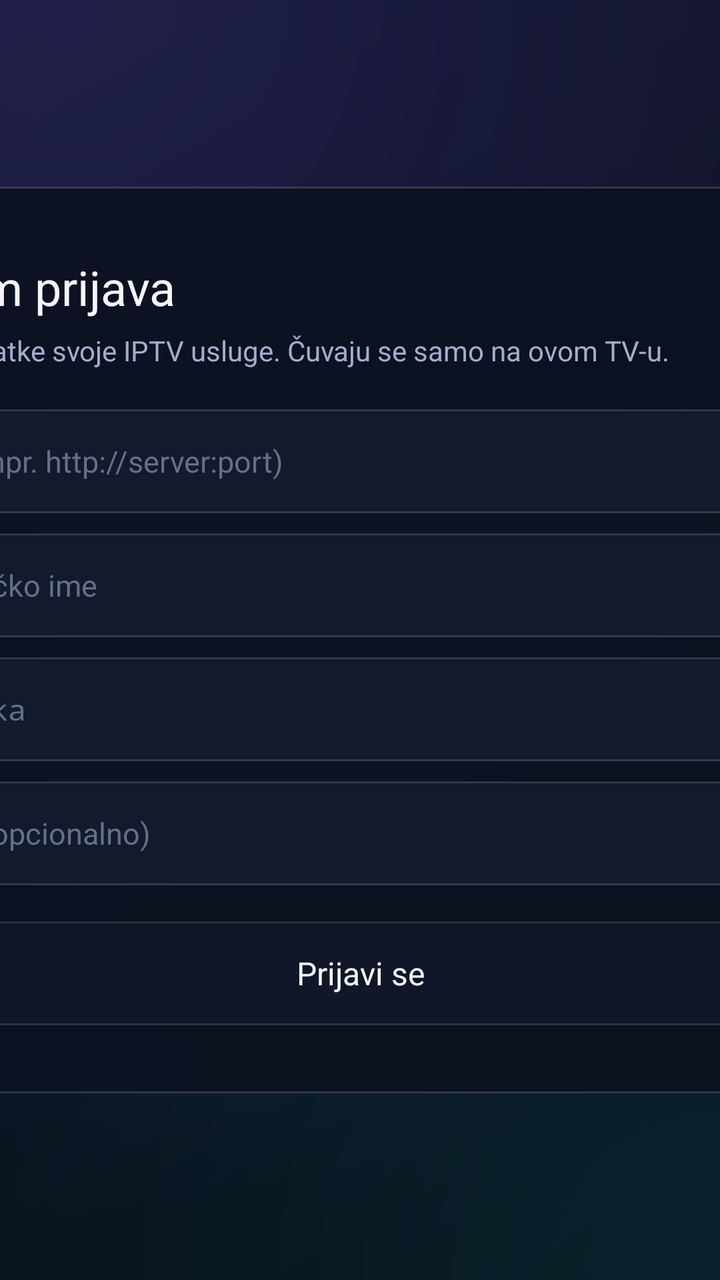
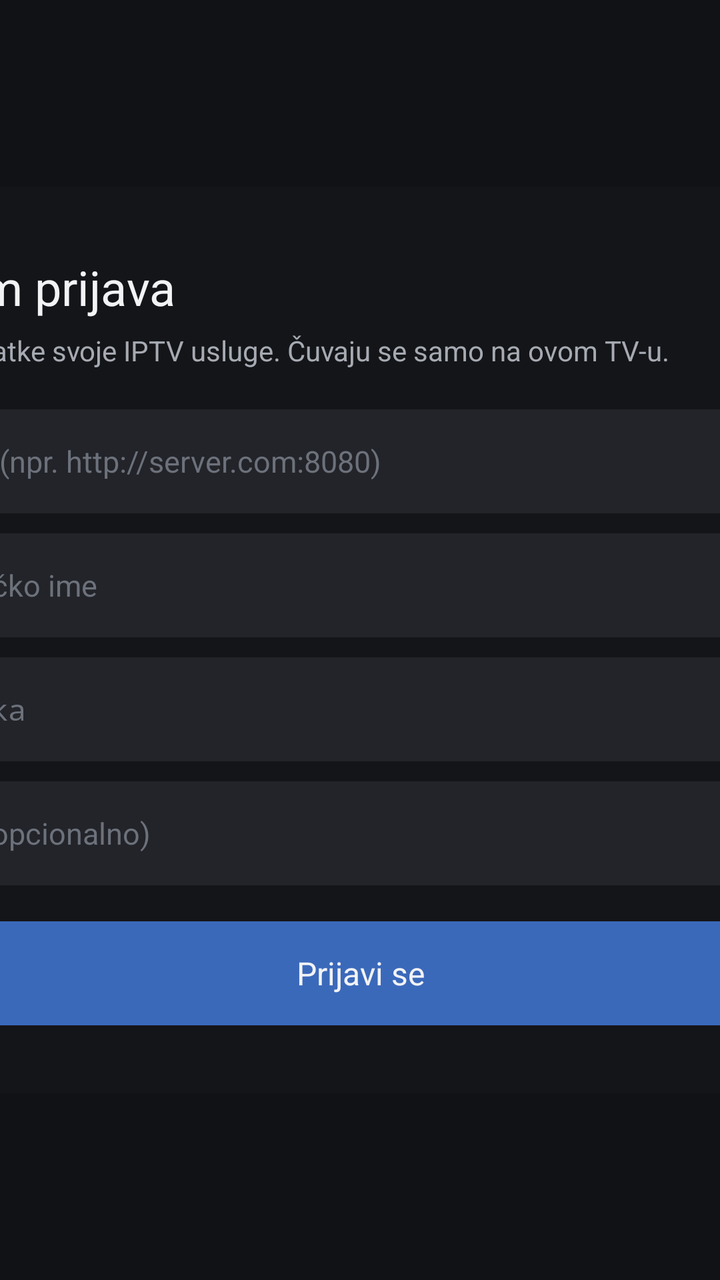

The first picture is an Android layout as it rendered before a commit; the second is the same layout after the commit. The layout source and the unified diff follow.
<!-- AndroidManifest.xml: activity theme Theme.Lumen -->
<!-- res/layout/activity_xtream.xml -->
<?xml version="1.0" encoding="utf-8"?>
<FrameLayout xmlns:android="http://schemas.android.com/apk/res/android"
    android:layout_width="match_parent"
    android:layout_height="match_parent">

    <ScrollView
        android:layout_width="560dp"
        android:layout_height="wrap_content"
        android:layout_gravity="center"
        android:scrollbars="none">

        <LinearLayout
            android:layout_width="match_parent"
            android:layout_height="wrap_content"
            android:background="@drawable/bg_panel"
            android:orientation="vertical"
            android:padding="34dp">

            <TextView
                android:layout_width="wrap_content"
                android:layout_height="wrap_content"
                android:tag="bold"
                android:text="Xtream prijava"
                android:textColor="@color/text"
                android:textSize="24sp" />

            <TextView
                android:layout_width="match_parent"
                android:layout_height="wrap_content"
                android:layout_marginTop="6dp"
                android:text="Unesi podatke svoje IPTV usluge. Čuvaju se samo na ovom TV-u."
                android:textColor="@color/text_2"
                android:textSize="14sp" />

            <EditText
                android:id="@+id/in_host"
                android:layout_width="match_parent"
                android:layout_height="52dp"
                android:layout_marginTop="20dp"
                android:background="@drawable/bg_input"
                android:hint="Host  (npr. http://server:port)"
                android:imeOptions="actionNext|flagNoExtractUi"
                android:inputType="textUri"
                android:maxLines="1"
                android:paddingStart="16dp"
                android:paddingEnd="16dp"
                android:textColor="@color/text"
                android:textColorHint="@color/text_3"
                android:textSize="15sp" />

            <EditText
                android:id="@+id/in_user"
                android:layout_width="match_parent"
                android:layout_height="52dp"
                android:layout_marginTop="10dp"
                android:background="@drawable/bg_input"
                android:hint="Korisničko ime"
                android:imeOptions="actionNext|flagNoExtractUi"
                android:inputType="text"
                android:maxLines="1"
                android:paddingStart="16dp"
                android:paddingEnd="16dp"
                android:textColor="@color/text"
                android:textColorHint="@color/text_3"
                android:textSize="15sp" />

            <EditText
                android:id="@+id/in_pass"
                android:layout_width="match_parent"
                android:layout_height="52dp"
                android:layout_marginTop="10dp"
                android:background="@drawable/bg_input"
                android:hint="Lozinka"
                android:imeOptions="actionNext|flagNoExtractUi"
                android:inputType="textPassword"
                android:maxLines="1"
                android:paddingStart="16dp"
                android:paddingEnd="16dp"
                android:textColor="@color/text"
                android:textColorHint="@color/text_3"
                android:textSize="15sp" />

            <EditText
                android:id="@+id/in_name"
                android:layout_width="match_parent"
                android:layout_height="52dp"
                android:layout_marginTop="10dp"
                android:background="@drawable/bg_input"
                android:hint="Naziv (opcionalno)"
                android:imeOptions="actionDone|flagNoExtractUi"
                android:inputType="text"
                android:maxLines="1"
                android:paddingStart="16dp"
                android:paddingEnd="16dp"
                android:textColor="@color/text"
                android:textColorHint="@color/text_3"
                android:textSize="15sp" />

            <TextView
                android:id="@+id/btn_login"
                android:layout_width="match_parent"
                android:layout_height="52dp"
                android:layout_marginTop="18dp"
                android:background="@drawable/bg_button"
                android:clickable="true"
                android:focusable="true"
                android:gravity="center"
                android:tag="semibold"
                android:text="Prijavi se"
                android:textColor="@color/text"
                android:textSize="16sp" />
        </LinearLayout>
    </ScrollView>
</FrameLayout>
<!-- resources referenced by this layout -->
<resources>
  <color name="text">#F4F6FB</color>
  <color name="text_2">#A3AECA</color>
  <color name="text_3">#64708A</color>
  <!-- drawable bg_button (drawable) -->
  <?xml version="1.0" encoding="utf-8"?>
  <selector xmlns:android="http://schemas.android.com/apk/res/android">
      <item android:state_focused="true">
          <shape android:shape="rectangle">
              <corners android:radius="24dp" />
              <gradient android:angle="0" android:startColor="@color/accent" android:endColor="#4F7CF0" />
          </shape>
      </item>
      <item>
          <shape android:shape="rectangle">
              <corners android:radius="24dp" />
              <solid android:color="#B3121A2B" />
              <stroke android:width="1dp" android:color="#1FFFFFFF" />
          </shape>
      </item>
  </selector>
  <!-- drawable bg_input (drawable) -->
  <?xml version="1.0" encoding="utf-8"?>
  <selector xmlns:android="http://schemas.android.com/apk/res/android">
      <item android:state_focused="true">
          <shape android:shape="rectangle">
              <corners android:radius="14dp" />
              <solid android:color="@color/surface_2" />
              <stroke android:width="2dp" android:color="@color/accent_2" />
          </shape>
      </item>
      <item>
          <shape android:shape="rectangle">
              <corners android:radius="14dp" />
              <solid android:color="@color/surface" />
              <stroke android:width="1dp" android:color="#26FFFFFF" />
          </shape>
      </item>
  </selector>
  <!-- drawable bg_panel (drawable) -->
  <?xml version="1.0" encoding="utf-8"?>
  <shape xmlns:android="http://schemas.android.com/apk/res/android" android:shape="rectangle">
      <corners android:radius="22dp" />
      <solid android:color="#E60B1120" />
      <stroke android:width="1dp" android:color="#26FFFFFF" />
  </shape>
  <style name="Theme.Lumen" parent="@android:style/Theme.Material.NoActionBar.Fullscreen">
          <item name="android:windowBackground">@drawable/bg_app</item>
          <item name="android:colorPrimary">@color/accent</item>
          <item name="android:colorPrimaryDark">@color/bg_deep</item>
          <item name="android:colorAccent">@color/accent_2</item>
          <item name="android:textColorPrimary">@color/text</item>
          <item name="android:textColorSecondary">@color/text_2</item>
          <item name="android:textColorHint">@color/text_3</item>
          <item name="android:windowContentOverlay">@null</item>
          <item name="android:windowNoTitle">true</item>
          <item name="android:colorBackground">@color/bg</item>
      </style>
  <color name="accent">#7C5CFF</color>
  <color name="surface_2">#1A2439</color>
  <color name="accent_2">#22D3EE</color>
  <color name="surface">#121A2B</color>
  <!-- drawable bg_app (drawable) -->
  <?xml version="1.0" encoding="utf-8"?>
  <layer-list xmlns:android="http://schemas.android.com/apk/res/android">
      <item>
          <shape android:shape="rectangle">
              <gradient android:angle="315" android:startColor="#0B1222" android:centerColor="#080D19" android:endColor="#05080F" />
          </shape>
      </item>
      <item>
          <shape android:shape="rectangle">
              <gradient android:type="radial" android:centerX="0.08" android:centerY="0.0"
                  android:gradientRadius="620dp" android:startColor="#2E7C5CFF" android:endColor="#007C5CFF" />
          </shape>
      </item>
      <item>
          <shape android:shape="rectangle">
              <gradient android:type="radial" android:centerX="1.0" android:centerY="1.0"
                  android:gradientRadius="560dp" android:startColor="#1F22D3EE" android:endColor="#0022D3EE" />
          </shape>
      </item>
  </layer-list>
  <color name="bg_deep">#05080F</color>
  <color name="bg">#0A0F1C</color>
</resources>

<!-- the commit's change to res/layout/activity_xtream.xml (unified diff, before → after) -->
@@ -17,6 +17,7 @@
             android:padding="34dp">
 
             <TextView
+                android:id="@+id/form_title"
                 android:layout_width="wrap_content"
                 android:layout_height="wrap_content"
                 android:tag="bold"
@@ -25,9 +26,11 @@
                 android:textSize="24sp" />
 
             <TextView
+                android:id="@+id/form_sub"
                 android:layout_width="match_parent"
                 android:layout_height="wrap_content"
                 android:layout_marginTop="6dp"
+                android:lineSpacingExtra="2dp"
                 android:text="Unesi podatke svoje IPTV usluge. Čuvaju se samo na ovom TV-u."
                 android:textColor="@color/text_2"
                 android:textSize="14sp" />
@@ -38,7 +41,7 @@
                 android:layout_height="52dp"
                 android:layout_marginTop="20dp"
                 android:background="@drawable/bg_input"
-                android:hint="Host  (npr. http://server:port)"
+                android:hint="Server  (npr. http://server.com:8080)"
                 android:imeOptions="actionNext|flagNoExtractUi"
                 android:inputType="textUri"
                 android:maxLines="1"
@@ -101,7 +104,7 @@
                 android:layout_width="match_parent"
                 android:layout_height="52dp"
                 android:layout_marginTop="18dp"
-                android:background="@drawable/bg_button"
+                android:background="@drawable/bg_button_primary"
                 android:clickable="true"
                 android:focusable="true"
                 android:gravity="center"
<!-- resource entries referenced after the edit -->
@@ -1,22 +1,22 @@
 <!-- resources referenced by this layout -->
 <resources>
-  <color name="text">#F4F6FB</color>
-  <color name="text_2">#A3AECA</color>
-  <color name="text_3">#64708A</color>
-  <!-- drawable bg_button (drawable) -->
+  <color name="text">#F2F3F5</color>
+  <color name="text_2">#A6AAB2</color>
+  <color name="text_3">#6C717B</color>
+  <!-- drawable bg_button_primary (drawable) -->
   <?xml version="1.0" encoding="utf-8"?>
   <selector xmlns:android="http://schemas.android.com/apk/res/android">
       <item android:state_focused="true">
           <shape android:shape="rectangle">
-              <corners android:radius="24dp" />
-              <gradient android:angle="0" android:startColor="@color/accent" android:endColor="#4F7CF0" />
+              <corners android:radius="23dp" />
+              <solid android:color="@color/accent" />
+              <stroke android:width="2dp" android:color="@color/focus" />
           </shape>
       </item>
       <item>
           <shape android:shape="rectangle">
-              <corners android:radius="24dp" />
-              <solid android:color="#B3121A2B" />
-              <stroke android:width="1dp" android:color="#1FFFFFFF" />
+              <corners android:radius="23dp" />
+              <solid android:color="#B34C8DFF" />
           </shape>
       </item>
   </selector>
@@ -25,31 +25,29 @@
   <selector xmlns:android="http://schemas.android.com/apk/res/android">
       <item android:state_focused="true">
           <shape android:shape="rectangle">
-              <corners android:radius="14dp" />
+              <corners android:radius="12dp" />
               <solid android:color="@color/surface_2" />
-              <stroke android:width="2dp" android:color="@color/accent_2" />
+              <stroke android:width="2dp" android:color="@color/focus" />
           </shape>
       </item>
       <item>
           <shape android:shape="rectangle">
-              <corners android:radius="14dp" />
-              <solid android:color="@color/surface" />
-              <stroke android:width="1dp" android:color="#26FFFFFF" />
+              <corners android:radius="12dp" />
+              <solid android:color="@color/surface_2" />
           </shape>
       </item>
   </selector>
   <!-- drawable bg_panel (drawable) -->
   <?xml version="1.0" encoding="utf-8"?>
   <shape xmlns:android="http://schemas.android.com/apk/res/android" android:shape="rectangle">
-      <corners android:radius="22dp" />
-      <solid android:color="#E60B1120" />
-      <stroke android:width="1dp" android:color="#26FFFFFF" />
+      <corners android:radius="18dp" />
+      <solid android:color="#F2151619" />
   </shape>
   <style name="Theme.Lumen" parent="@android:style/Theme.Material.NoActionBar.Fullscreen">
           <item name="android:windowBackground">@drawable/bg_app</item>
           <item name="android:colorPrimary">@color/accent</item>
           <item name="android:colorPrimaryDark">@color/bg_deep</item>
-          <item name="android:colorAccent">@color/accent_2</item>
+          <item name="android:colorAccent">@color/accent</item>
           <item name="android:textColorPrimary">@color/text</item>
           <item name="android:textColorSecondary">@color/text_2</item>
           <item name="android:textColorHint">@color/text_3</item>
@@ -57,32 +55,15 @@
           <item name="android:windowNoTitle">true</item>
           <item name="android:colorBackground">@color/bg</item>
       </style>
-  <color name="accent">#7C5CFF</color>
-  <color name="surface_2">#1A2439</color>
-  <color name="accent_2">#22D3EE</color>
-  <color name="surface">#121A2B</color>
+  <color name="accent">#4C8DFF</color>
+  <color name="focus">#FFFFFF</color>
+  <color name="surface_2">#222429</color>
   <!-- drawable bg_app (drawable) -->
   <?xml version="1.0" encoding="utf-8"?>
-  <layer-list xmlns:android="http://schemas.android.com/apk/res/android">
-      <item>
-          <shape android:shape="rectangle">
-              <gradient android:angle="315" android:startColor="#0B1222" android:centerColor="#080D19" android:endColor="#05080F" />
-          </shape>
-      </item>
-      <item>
-          <shape android:shape="rectangle">
-              <gradient android:type="radial" android:centerX="0.08" android:centerY="0.0"
-                  android:gradientRadius="620dp" android:startColor="#2E7C5CFF" android:endColor="#007C5CFF" />
-          </shape>
-      </item>
-      <item>
-          <shape android:shape="rectangle">
-              <gradient android:type="radial" android:centerX="1.0" android:centerY="1.0"
-                  android:gradientRadius="560dp" android:startColor="#1F22D3EE" android:endColor="#0022D3EE" />
-          </shape>
-      </item>
-  </layer-list>
-  <color name="bg_deep">#05080F</color>
-  <color name="bg">#0A0F1C</color>
+  <shape xmlns:android="http://schemas.android.com/apk/res/android" android:shape="rectangle">
+      <solid android:color="@color/bg" />
+  </shape>
+  <color name="bg_deep">#0B0C0E</color>
+  <color name="bg">#111215</color>
 </resources>
 
